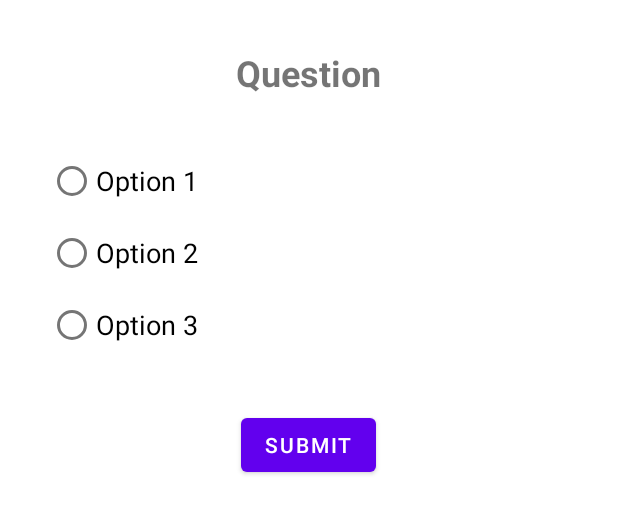
After one commit to s20500-pj/PAM, an Android app: the layout fragment_quiz.xml on its own in the app's theme, with its tools: preview values and no code run, on a phone screen of 412 x 824 dp. The commit adds this screen. Shown: the top 514 px of the screen. Run offline under Robolectric (Android 15) with nearby library versions, the phone set to English and light mode, and no system bars.

Commit message:
dodanie grafu i quizu

```diff
--- a/zad2/app/build.gradle
+++ b/zad2/app/build.gradle
@@ -40,11 +40,12 @@ dependencies {
     implementation 'androidx.appcompat:appcompat:1.6.1'
     implementation 'com.google.android.material:material:1.8.0'
     implementation 'androidx.constraintlayout:constraintlayout:2.1.4'
-    implementation 'androidx.lifecycle:lifecycle-livedata-ktx:2.6.0'
-    implementation 'androidx.lifecycle:lifecycle-viewmodel-ktx:2.6.0'
+    implementation 'androidx.lifecycle:lifecycle-livedata-ktx:2.6.1'
+    implementation 'androidx.lifecycle:lifecycle-viewmodel-ktx:2.6.1'
     implementation 'androidx.navigation:navigation-fragment:2.5.3'
     implementation 'androidx.navigation:navigation-ui:2.5.3'
     testImplementation 'junit:junit:4.13.2'
     androidTestImplementation 'androidx.test.ext:junit:1.1.5'
     androidTestImplementation 'androidx.test.espresso:espresso-core:3.5.1'
+    implementation 'com.github.PhilJay:MPAndroidChart:v3.1.0'
 }
--- a/zad2/app/src/main/java/com/pam/bmi/HomeActivity.java
+++ b/zad2/app/src/main/java/com/pam/bmi/HomeActivity.java
@@ -24,10 +24,8 @@ public class HomeActivity extends AppCompatActivity {
         setContentView(binding.getRoot());
 
         BottomNavigationView navView = findViewById(R.id.nav_view);
-        // Passing each menu ID as a set of Ids because each
-        // menu should be considered as top level destinations.
         AppBarConfiguration appBarConfiguration = new AppBarConfiguration.Builder(
-                R.id.navigation_home, R.id.navigation_dashboard, R.id.navigation_notifications)
+                R.id.navigation_home, R.id.navigation_dashboard, R.id.navigation_notifications, R.id.navigation_graph, R.id.navigation_quiz)
                 .build();
         NavController navController = Navigation.findNavController(this, R.id.nav_host_fragment_activity_home);
         NavigationUI.setupActionBarWithNavController(this, navController, appBarConfiguration);
--- /dev/null
+++ b/zad2/app/src/main/res/layout/fragment_quiz.xml
@@ -0,0 +1,65 @@
+<?xml version="1.0" encoding="utf-8"?>
+<RelativeLayout xmlns:android="http://schemas.android.com/apk/res/android"
+    xmlns:tools="http://schemas.android.com/tools"
+    android:layout_width="match_parent"
+    android:layout_height="match_parent"
+    android:columnCount="2"
+    android:paddingLeft="@dimen/activity_horizontal_margin"
+    android:paddingTop="@dimen/activity_vertical_margin"
+    android:paddingRight="@dimen/activity_horizontal_margin"
+    android:paddingBottom="@dimen/activity_vertical_margin"
+    android:useDefaultMargins="true"
+    tools:context=".MainActivity">
+
+    <TextView
+        android:id="@+id/question_text_view"
+        android:layout_width="wrap_content"
+        android:layout_height="wrap_content"
+        android:layout_centerHorizontal="true"
+        android:layout_margin="16dp"
+        android:text="@string/quiz_question"
+        android:textSize="24sp"
+        android:textStyle="bold" />
+
+    <RadioGroup
+        android:id="@+id/answer_radio_group"
+        android:layout_width="match_parent"
+        android:layout_height="wrap_content"
+        android:layout_below="@id/question_text_view"
+        android:layout_margin="16dp"
+        android:orientation="vertical">
+
+        <RadioButton
+            android:id="@+id/choice_a_button"
+            android:layout_width="match_parent"
+            android:layout_height="wrap_content"
+            android:text="@string/quiz_option_1"
+            android:textSize="18sp" />
+
+        <RadioButton
+            android:id="@+id/choice_b_button"
+            android:layout_width="match_parent"
+            android:layout_height="wrap_content"
+            android:text="@string/quiz_option_2"
+            android:textSize="18sp" />
+
+        <RadioButton
+            android:id="@+id/choice_c_button"
+            android:layout_width="match_parent"
+            android:layout_height="wrap_content"
+            android:text="@string/quiz_option_3"
+            android:textSize="18sp" />
+
+    </RadioGroup>
+
+    <Button
+        android:id="@+id/submit_button"
+        android:layout_width="wrap_content"
+        android:layout_height="wrap_content"
+        android:layout_below="@id/answer_radio_group"
+        android:layout_centerHorizontal="true"
+        android:layout_marginTop="16dp"
+        android:text="@string/quiz_submit" />
+
+
+</RelativeLayout>
--- a/zad2/settings.gradle
+++ b/zad2/settings.gradle
@@ -10,6 +10,7 @@ dependencyResolutionManagement {
     repositories {
         google()
         mavenCentral()
+        maven { url 'https://jitpack.io' }
     }
 }
 rootProject.name = "bmi"
```
Also changed, not shown: zad2/app/src/main/java/com/pam/bmi/ui/graph/GraphFragment.java (added, +70 -0 lines), zad2/app/src/main/java/com/pam/bmi/ui/models/Question.java (added, +38 -0 lines), zad2/app/src/main/java/com/pam/bmi/ui/quiz/QuizFragment.java (added, +139 -0 lines), zad2/app/src/main/res/layout/fragment_graph.xml (added, +12 -0 lines), zad2/app/src/main/res/menu/bottom_nav_menu.xml (+8 -1 lines), zad2/app/src/main/res/navigation/mobile_navigation.xml (+12 -0 lines), zad2/app/src/main/res/values/strings.xml (+38 -0 lines), 8 other files.
